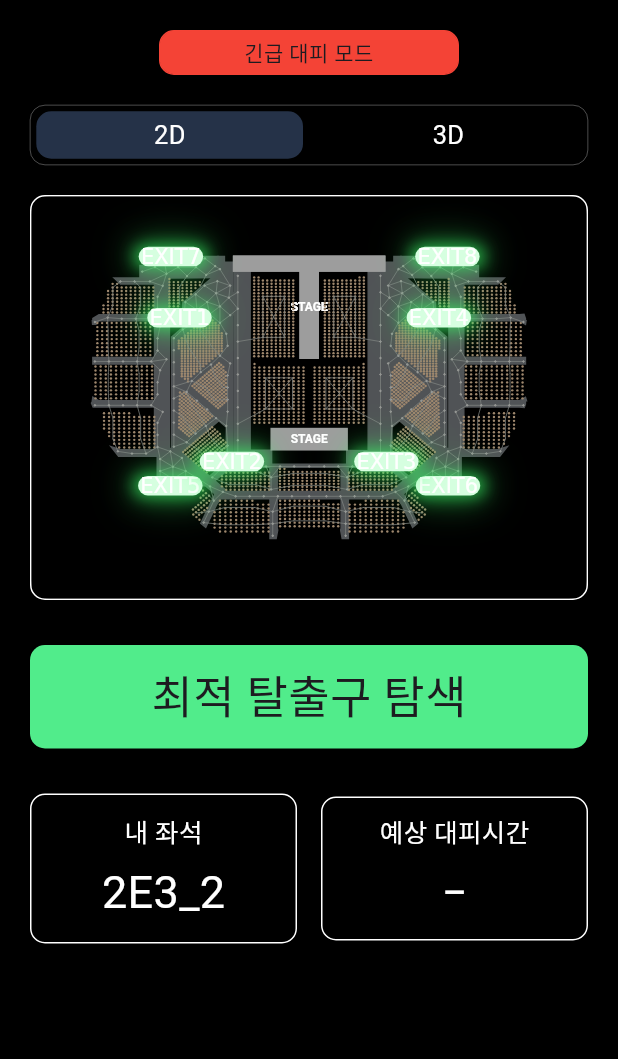
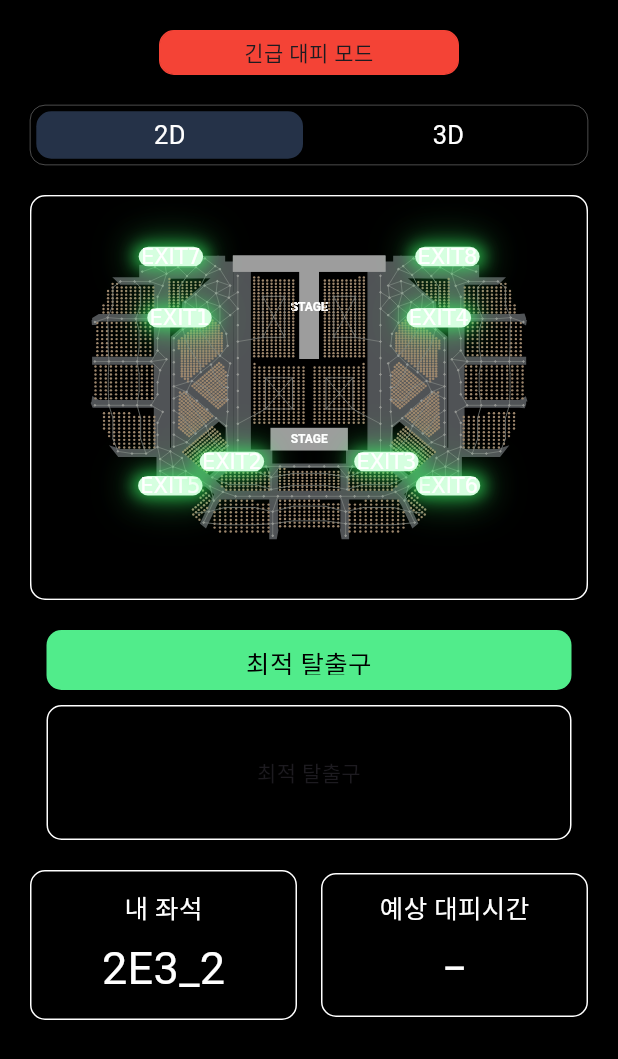
Before and after one commit to SafetyPass-Capstone/SafetyPass-app, a Flutter app: the screen it shows after launch, after a tap on "최적 탈출구 탐색", on a phone screen of 412 x 824 dp. Shown: the top 1059 px of the screen. Run offline on Flutter 3.47's test engine with Material 3 defaults, Android fonts, the light colour scheme and no system bars; our stand-ins replace csv, dio, flutter_dotenv, freezed_annotation, go_router; missing offline and left inert: mobile_scanner; network calls fail; Roboto replaces fonts that are missing (PretendardExtraBold); statements that could not run were skipped; project files that could hold a hidden picture were left out.

Commit message:
feat: 최적탈출구 box 구현

```diff
--- a/lib/screens/emergency_mode/emergency_mode_provider.dart
+++ b/lib/screens/emergency_mode/emergency_mode_provider.dart
@@ -1,3 +1,4 @@
+import 'dart:async';
 import 'dart:developer';
 import 'package:flutter/material.dart';
 import 'package:safetypass_app/data/service/fronted_emergency_service.dart';
@@ -13,10 +14,22 @@ class EmergencyModeProvider extends ChangeNotifier {
   bool isLoading = false;
   String? errorMessage;
 
+  // 실시간 모니터링 상태
+  bool isMonitoring = false;
+  Timer? _monitoringTimer;
+  StreamSubscription? _streamSubscription;
+
   EmergencyModeProvider() {
+    // 초기 데이터 로드
     getEvacuationInfo();
   }
 
+  @override
+  void dispose() {
+    super.dispose();
+  }
+
+  // 일반 API 호출 (한 번만)
   Future<void> getEvacuationInfo() async {
     try {
       isLoading = true;
@@ -27,7 +40,7 @@ class EmergencyModeProvider extends ChangeNotifier {
       evacuationInfo = response;
 
       if (response.isEmergency) {
-        log('긴급 상황! 최적 출구: ${response.optimalExit}');
+        log('긴급 상황!');
       } else {
         log('일반 상황: ${response.message}');
       }
@@ -40,9 +53,57 @@ class EmergencyModeProvider extends ChangeNotifier {
     }
   }
 
+  // 실시간 모니터링 시작
+  void startMonitoring() {
+    if (isMonitoring) return; // 이미 실행 중이면 무시
+
+    isMonitoring = true;
+    notifyListeners();
+
+    log('실시간 모니터링 시작');
+
+    // Timer.periodic
+    _monitoringTimer = Timer.periodic(Duration(seconds: 1), (timer) async {
+      await _fetchRealtimeData();
+    });
+
+    // 첫 번째 데이터 즉시 가져오기
+    _fetchRealtimeData();
+  }
+
+  // 모니터링 토글
+  void toggleMonitoring() {
+    startMonitoring();
+  }
+
+  // 실시간 데이터 가져오기
+  Future<void> _fetchRealtimeData() async {
+    try {
+      final response = await _frontedEmergencyService.getEvacuationInfo(seat);
+      evacuationInfo = response;
+
+      if (response.isEmergency) {
+        log('⚠️ [${DateTime.now().toString().substring(11, 19)}] 긴급! 출구: ${response.optimalExit}');
+      } else {
+        log('✅ [${DateTime.now().toString().substring(11, 19)}] 안전: ${response.message}');
+      }
+
+      notifyListeners();
+    } catch (e) {
+      log('❌ [${DateTime.now().toString().substring(11, 19)}] 에러: $e');
+      // 에러가 나도 모니터링은 계속 (네트워크 일시 오류 대비)
+    }
+  }
+
   // 좌석 변경
   void updateSeat(String newSeat) {
     seat = newSeat;
-    getEvacuationInfo();
+
+    // 모니터링 중이면 재시작
+    if (isMonitoring) {
+      startMonitoring();
+    } else {
+      getEvacuationInfo();
+    }
   }
 }
--- a/lib/screens/emergency_mode/emergency_mode_screen.dart
+++ b/lib/screens/emergency_mode/emergency_mode_screen.dart
@@ -24,7 +24,9 @@ class _EmergencyModeScreenState extends State<EmergencyModeScreen> {
       child: Scaffold(
         backgroundColor: SafetyPassColor.systemGray05,
         body: SafeArea(
-          child: SingleChildScrollView(
+          child: Consumer<EmergencyModeProvider>(
+            builder: (context, provider, child) {
+              return SingleChildScrollView(
                 child: Padding(
                   padding: const EdgeInsets.all(20.0),
                   child: Column(
@@ -45,17 +47,21 @@ class _EmergencyModeScreenState extends State<EmergencyModeScreen> {
 
                       // 좌석 맵
                       _buildStadiumMapContainer(),
-                  const SizedBox(height: 30),
+                      const SizedBox(height: 20),
 
                       // 최적 탈출구 탐색 버튼
-                  _buildSearchButton(),
-                  const SizedBox(height: 30),
+                      provider.isMonitoring
+                          ? _buildEvacuationInfoBox(provider)
+                          : _buildSearchButton(provider),
+                      const SizedBox(height: 20),
 
                       // 내 좌석 & 예상 대피시간 정보
-                  _buildInfoBoxes(),
+                      _buildInfoBoxes(provider),
                     ],
                   ),
                 ),
+              );
+            },
           ),
         ),
       ),
@@ -158,49 +164,81 @@ class _EmergencyModeScreenState extends State<EmergencyModeScreen> {
     );
   }
 
-  // 최적 탈출구 탐색 버튼 (Provider 연결)
-  Widget _buildSearchButton() {
-    return Consumer<EmergencyModeProvider>(
-      builder: (context, provider, child) {
+  // 최적 탈출구 탐색 버튼
+  Widget _buildSearchButton(EmergencyModeProvider provider) {
     return GestureDetector(
-          onTap: provider.isLoading
-              ? null
-              : () {
-                  provider.getEvacuationInfo();
+      onTap: () {
+        provider.toggleMonitoring();
       },
       child: Container(
         width: double.infinity,
         padding: const EdgeInsets.symmetric(vertical: 12),
         decoration: BoxDecoration(
-              color: provider.isLoading
-                  ? SafetyPassColor.systemGray03
-                  : SafetyPassColor.green,
+          color: SafetyPassColor.green,
           borderRadius: BorderRadius.circular(10),
         ),
         alignment: Alignment.center,
-            child: provider.isLoading
-                ? const SizedBox(
-                    width: 24,
-                    height: 24,
-                    child: CircularProgressIndicator(
-                      color: Colors.white,
-                      strokeWidth: 3,
-                    ),
-                  )
-                : const Text(
+        child: const Text(
           '최적 탈출구 탐색',
           style: SafetyPassTextStyle.bodyEB30,
+          textAlign: TextAlign.center,
         ),
       ),
     );
-      },
+  }
+
+  // 대피 정보 박스
+  Widget _buildEvacuationInfoBox(EmergencyModeProvider provider) {
+    return Column(
+      mainAxisSize: MainAxisSize.min,
+      children: [
+        // 최적 탈출구 알림 박스
+        Container(
+          width: 350,
+          height: 40,
+          alignment: Alignment.center,
+          padding: const EdgeInsets.all(10),
+          decoration: BoxDecoration(
+            color: SafetyPassColor.green,
+            borderRadius: BorderRadius.circular(10),
+          ),
+          child: Text(
+            '최적 탈출구',
+            style: SafetyPassTextStyle.bodyEB17
+                .copyWith(color: SafetyPassColor.systemGray05),
+            textAlign: TextAlign.center,
+          ),
+        ),
+
+        const SizedBox(height: 10),
+
+        // 탈출구
+        Container(
+          width: 350,
+          height: 90,
+          alignment: Alignment.center,
+          padding: const EdgeInsets.all(10),
+          decoration: BoxDecoration(
+            color: SafetyPassColor.systemGray05,
+            borderRadius: BorderRadius.circular(10),
+            border: Border.all(
+              color: SafetyPassColor.white,
+              width: 1,
+            ),
+          ),
+          child: Text(
+            '최적 탈출구',
+            style: SafetyPassTextStyle.bodyEB50
+                .copyWith(color: SafetyPassColor.green),
+            textAlign: TextAlign.center,
+          ),
+        ),
+      ],
     );
   }
 
-  // 내 좌석 & 예상 대피시간 정보 박스 (Provider 연결)
-  Widget _buildInfoBoxes() {
-    return Consumer<EmergencyModeProvider>(
-      builder: (context, provider, child) {
+  // 내 좌석 & 예상 대피시간 정보 박스
+  Widget _buildInfoBoxes(EmergencyModeProvider provider) {
     final info = provider.evacuationInfo;
 
     return Row(
@@ -251,9 +289,7 @@ class _EmergencyModeScreenState extends State<EmergencyModeScreen> {
                         .copyWith(color: SafetyPassColor.white)),
                 const SizedBox(height: 5),
                 Text(
-                      info?.isEmergency == true
-                          ? info?.estimatedTime ?? '−'
-                          : '−',
+                  info?.isEmergency == true ? info?.estimatedTime ?? '−' : '−',
                   style: SafetyPassTextStyle.bodyEB30
                       .copyWith(color: SafetyPassColor.white),
                 ),
@@ -263,7 +299,5 @@ class _EmergencyModeScreenState extends State<EmergencyModeScreen> {
         ),
       ],
     );
-      },
-    );
   }
 }
```
Lines whose indentation alone changed are shown as unchanged.
